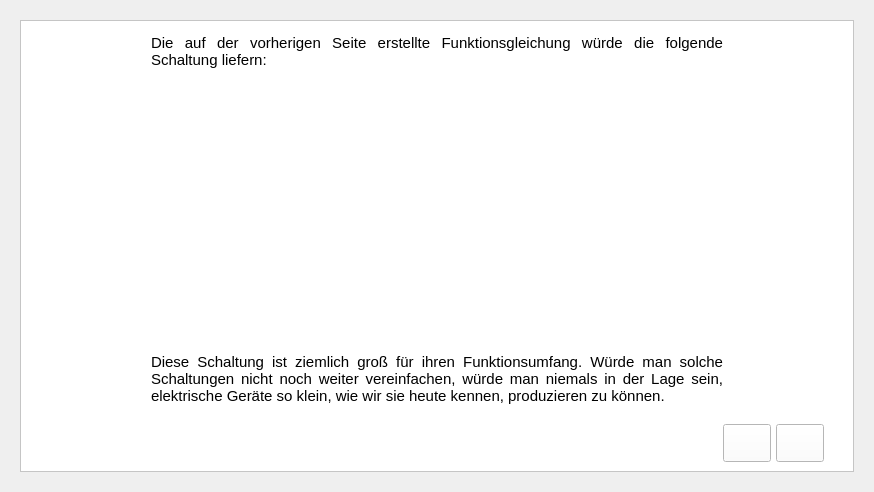
Old version of the form Application/task1page.ui in the repository markus-senger/KV-diagram.
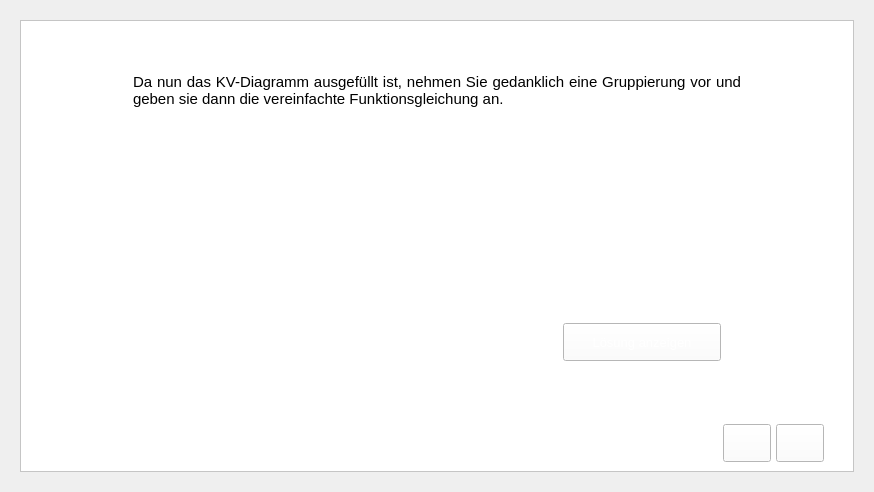
New version of the form. The open tabs and pages were chosen to show the change. Icons and pictures are not drawn. Custom widgets are drawn as their Qt base class.

Commit message: Task 1 / Page 4 completed.

```diff
--- a/Application/task1page.ui
+++ b/Application/task1page.ui
@@ -520,55 +520,43 @@
 &lt;html&gt;&lt;head&gt;&lt;meta name=&quot;qrichtext&quot; content=&quot;1&quot; /&gt;&lt;style type=&quot;text/css&quot;&gt;
 p, li { white-space: pre-wrap; }
 &lt;/style&gt;&lt;/head&gt;&lt;body style=&quot; font-family:'MS Shell Dlg 2'; font-size:8pt; font-weight:400; font-style:normal;&quot;&gt;
-&lt;p align=&quot;justify&quot; style=&quot; margin-top:0px; margin-bottom:0px; margin-left:0px; margin-right:0px; -qt-block-indent:0; text-indent:0px;&quot;&gt;&lt;span style=&quot; font-size:11pt;&quot;&gt;Die auf der vorherigen Seite erstellte Funktionsgleichung würde die folgende Schaltung liefern:&lt;/span&gt;&lt;/p&gt;&lt;/body&gt;&lt;/html&gt;</string>
+&lt;p align=&quot;justify&quot; style=&quot; margin-top:0px; margin-bottom:0px; margin-left:0px; margin-right:0px; -qt-block-indent:0; text-indent:0px;&quot;&gt;&lt;span style=&quot; font-size:11pt;&quot;&gt;Die auf der vorherigen Seite erstellte Funktionsgleichung würde die folgende Schaltung liefern ((¬A ▪ ¬B ▪ ¬C) + (¬A ▪ B ▪ ¬C) + (A ▪ ¬B ▪ C) + (A ▪ B ▪ C)):&lt;/span&gt;&lt;/p&gt;&lt;/body&gt;&lt;/html&gt;</string>
                   </property>
                  </widget>
                 </item>
                </layout>
               </item>
               <item>
-               <spacer name="verticalSpacer_17">
-                <property name="orientation">
-                 <enum>Qt::Vertical</enum>
-                </property>
-                <property name="sizeType">
-                 <enum>QSizePolicy::Fixed</enum>
-                </property>
-                <property name="sizeHint" stdset="0">
-                 <size>
-                  <width>20</width>
-                  <height>10</height>
-                 </size>
-                </property>
-               </spacer>
-              </item>
-              <item>
-               <widget class="QLabel" name="label_7">
-                <property name="sizePolicy">
-                 <sizepolicy hsizetype="Preferred" vsizetype="Fixed">
-                  <horstretch>0</horstretch>
-                  <verstretch>0</verstretch>
-                 </sizepolicy>
-                </property>
-                <property name="minimumSize">
-                 <size>
-                  <width>100</width>
-                  <height>226</height>
-                 </size>
-                </property>
-                <property name="maximumSize">
-                 <size>
-                  <width>16777215</width>
-                  <height>16777215</height>
-                 </size>
-                </property>
-                <property name="styleSheet">
-                 <string notr="true">image: url(:/images/task1_circuit1.png)</string>
-                </property>
-                <property name="text">
-                 <string/>
-                </property>
-               </widget>
+               <layout class="QHBoxLayout" name="horizontalLayout_13">
+                <item>
+                 <widget class="QLabel" name="label_7">
+                  <property name="sizePolicy">
+                   <sizepolicy hsizetype="Preferred" vsizetype="Fixed">
+                    <horstretch>0</horstretch>
+                    <verstretch>0</verstretch>
+                   </sizepolicy>
+                  </property>
+                  <property name="minimumSize">
+                   <size>
+                    <width>100</width>
+                    <height>242</height>
+                   </size>
+                  </property>
+                  <property name="maximumSize">
+                   <size>
+                    <width>16777215</width>
+                    <height>16777215</height>
+                   </size>
+                  </property>
+                  <property name="styleSheet">
+                   <string notr="true">image: url(:/images/task1_circuit1.png)</string>
+                  </property>
+                  <property name="text">
+                   <string/>
+                  </property>
+                 </widget>
+                </item>
+               </layout>
               </item>
               <item>
                <spacer name="verticalSpacer">
@@ -581,7 +569,7 @@
                 <property name="sizeHint" stdset="0">
                  <size>
                   <width>20</width>
-                  <height>10</height>
+                  <height>5</height>
                  </size>
                 </property>
                </spacer>
@@ -1133,6 +1121,430 @@
        </item>
       </layout>
      </widget>
+     <widget class="QWidget" name="page_4">
+      <layout class="QVBoxLayout" name="verticalLayout_6">
+       <item>
+        <widget class="QScrollArea" name="scrollArea_8">
+         <property name="sizePolicy">
+          <sizepolicy hsizetype="Preferred" vsizetype="Expanding">
+           <horstretch>0</horstretch>
+           <verstretch>0</verstretch>
+          </sizepolicy>
+         </property>
+         <property name="minimumSize">
+          <size>
+           <width>0</width>
+           <height>0</height>
+          </size>
+         </property>
+         <property name="styleSheet">
+          <string notr="true">background-color:white;</string>
+         </property>
+         <property name="widgetResizable">
+          <bool>true</bool>
+         </property>
+         <property name="alignment">
+          <set>Qt::AlignLeading|Qt::AlignLeft|Qt::AlignVCenter</set>
+         </property>
+         <widget class="QWidget" name="scrollAreaWidgetContents_8">
+          <property name="geometry">
+           <rect>
+            <x>0</x>
+            <y>0</y>
+            <width>836</width>
+            <height>454</height>
+           </rect>
+          </property>
+          <layout class="QVBoxLayout" name="verticalLayout_33">
+           <item>
+            <widget class="QFrame" name="gridFrame_8">
+             <property name="styleSheet">
+              <string notr="true"/>
+             </property>
+             <layout class="QVBoxLayout" name="verticalLayout_34">
+              <property name="spacing">
+               <number>5</number>
+              </property>
+              <property name="leftMargin">
+               <number>0</number>
+              </property>
+              <property name="topMargin">
+               <number>0</number>
+              </property>
+              <property name="rightMargin">
+               <number>0</number>
+              </property>
+              <property name="bottomMargin">
+               <number>0</number>
+              </property>
+              <item>
+               <spacer name="verticalSpacer_15">
+                <property name="orientation">
+                 <enum>Qt::Vertical</enum>
+                </property>
+                <property name="sizeHint" stdset="0">
+                 <size>
+                  <width>20</width>
+                  <height>40</height>
+                 </size>
+                </property>
+               </spacer>
+              </item>
+              <item>
+               <layout class="QHBoxLayout" name="horizontalLayout_32">
+                <property name="sizeConstraint">
+                 <enum>QLayout::SetNoConstraint</enum>
+                </property>
+                <item>
+                 <widget class="QTextBrowser" name="textBrowser_9">
+                  <property name="sizePolicy">
+                   <sizepolicy hsizetype="Fixed" vsizetype="Fixed">
+                    <horstretch>0</horstretch>
+                    <verstretch>0</verstretch>
+                   </sizepolicy>
+                  </property>
+                  <property name="minimumSize">
+                   <size>
+                    <width>616</width>
+                    <height>46</height>
+                   </size>
+                  </property>
+                  <property name="maximumSize">
+                   <size>
+                    <width>16777215</width>
+                    <height>46</height>
+                   </size>
+                  </property>
+                  <property name="font">
+                   <font>
+                    <pointsize>13</pointsize>
+                   </font>
+                  </property>
+                  <property name="styleSheet">
+                   <string notr="true">color:black; alignment:center;</string>
+                  </property>
+                  <property name="frameShape">
+                   <enum>QFrame::NoFrame</enum>
+                  </property>
+                  <property name="sizeAdjustPolicy">
+                   <enum>QAbstractScrollArea::AdjustIgnored</enum>
+                  </property>
+                  <property name="lineWrapMode">
+                   <enum>QTextEdit::WidgetWidth</enum>
+                  </property>
+                  <property name="html">
+                   <string>&lt;!DOCTYPE HTML PUBLIC &quot;-//W3C//DTD HTML 4.0//EN&quot; &quot;http://www.w3.org/TR/REC-html40/strict.dtd&quot;&gt;
+&lt;html&gt;&lt;head&gt;&lt;meta name=&quot;qrichtext&quot; content=&quot;1&quot; /&gt;&lt;style type=&quot;text/css&quot;&gt;
+p, li { white-space: pre-wrap; }
+&lt;/style&gt;&lt;/head&gt;&lt;body style=&quot; font-family:'MS Shell Dlg 2'; font-size:13pt; font-weight:400; font-style:normal;&quot;&gt;
+&lt;p align=&quot;justify&quot; style=&quot; margin-top:0px; margin-bottom:0px; margin-left:0px; margin-right:0px; -qt-block-indent:0; text-indent:0px;&quot;&gt;&lt;span style=&quot; font-size:11pt;&quot;&gt;Da nun das KV-Diagramm ausgefüllt ist, nehmen Sie gedanklich eine Gruppierung vor und geben sie dann die vereinfachte Funktionsgleichung an.&lt;/span&gt;&lt;/p&gt;&lt;/body&gt;&lt;/html&gt;</string>
+                  </property>
+                 </widget>
+                </item>
+               </layout>
+              </item>
+              <item>
+               <spacer name="verticalSpacer_31">
+                <property name="orientation">
+                 <enum>Qt::Vertical</enum>
+                </property>
+                <property name="sizeHint" stdset="0">
+                 <size>
+                  <width>20</width>
+                  <height>40</height>
+                 </size>
+                </property>
+               </spacer>
+              </item>
+              <item>
+               <layout class="QHBoxLayout" name="horizontalLayout_33">
+                <item>
+                 <spacer name="horizontalSpacer_40">
+                  <property name="orientation">
+                   <enum>Qt::Horizontal</enum>
+                  </property>
+                  <property name="sizeHint" stdset="0">
+                   <size>
+                    <width>40</width>
+                    <height>20</height>
+                   </size>
+                  </property>
+                 </spacer>
+                </item>
+                <item>
+                 <widget class="QLabel" name="label_13">
+                  <property name="minimumSize">
+                   <size>
+                    <width>300</width>
+                    <height>220</height>
+                   </size>
+                  </property>
+                  <property name="styleSheet">
+                   <string notr="true">image: url(:/images/task1_kvdiagram1.png)</string>
+                  </property>
+                  <property name="text">
+                   <string/>
+                  </property>
+                  <property name="scaledContents">
+                   <bool>false</bool>
+                  </property>
+                 </widget>
+                </item>
+                <item>
+                 <spacer name="horizontalSpacer_41">
+                  <property name="orientation">
+                   <enum>Qt::Horizontal</enum>
+                  </property>
+                  <property name="sizeHint" stdset="0">
+                   <size>
+                    <width>40</width>
+                    <height>20</height>
+                   </size>
+                  </property>
+                 </spacer>
+                </item>
+                <item>
+                 <widget class="QFrame" name="verticalFrame_3">
+                  <property name="styleSheet">
+                   <string notr="true"/>
+                  </property>
+                  <layout class="QVBoxLayout" name="verticalLayout_35">
+                   <property name="spacing">
+                    <number>6</number>
+                   </property>
+                   <item>
+                    <widget class="EquationInputField" name="InputField_2" native="true"/>
+                   </item>
+                   <item>
+                    <widget class="QFrame" name="horizontalFrame_6">
+                     <property name="sizePolicy">
+                      <sizepolicy hsizetype="Preferred" vsizetype="Fixed">
+                       <horstretch>0</horstretch>
+                       <verstretch>0</verstretch>
+                      </sizepolicy>
+                     </property>
+                     <layout class="QHBoxLayout" name="horizontalLayout_34">
+                      <property name="spacing">
+                       <number>1</number>
+                      </property>
+                      <item>
+                       <widget class="QPushButton" name="solutionButtonTask1_4">
+                        <property name="sizePolicy">
+                         <sizepolicy hsizetype="Fixed" vsizetype="Fixed">
+                          <horstretch>0</horstretch>
+                          <verstretch>0</verstretch>
+                         </sizepolicy>
+                        </property>
+                        <property name="minimumSize">
+                         <size>
+                          <width>20</width>
+                          <height>5</height>
+                         </size>
+                        </property>
+                        <property name="font">
+                         <font>
+                          <family>Arial</family>
+                          <pointsize>10</pointsize>
+                          <weight>50</weight>
+                          <bold>false</bold>
+                         </font>
+                        </property>
+                        <property name="styleSheet">
+                         <string notr="true">QPushButton
+{
+	color: white;
+	width: 150px;
+	height: 30px;
+   	border-image: url(:/images/buttons/button.png)
+}
+
+QPushButton::hover
+{
+	border-image: url(:/images/buttons/button_hover.png)
+}</string>
+                        </property>
+                        <property name="text">
+                         <string>Lösung anzeigen</string>
+                        </property>
+                       </widget>
+                      </item>
+                     </layout>
+                    </widget>
+                   </item>
+                  </layout>
+                 </widget>
+                </item>
+                <item>
+                 <spacer name="horizontalSpacer_42">
+                  <property name="orientation">
+                   <enum>Qt::Horizontal</enum>
+                  </property>
+                  <property name="sizeHint" stdset="0">
+                   <size>
+                    <width>40</width>
+                    <height>20</height>
+                   </size>
+                  </property>
+                 </spacer>
+                </item>
+               </layout>
+              </item>
+              <item>
+               <spacer name="verticalSpacer_32">
+                <property name="orientation">
+                 <enum>Qt::Vertical</enum>
+                </property>
+                <property name="sizeType">
+                 <enum>QSizePolicy::Expanding</enum>
+                </property>
+                <property name="sizeHint" stdset="0">
+                 <size>
+                  <width>20</width>
+                  <height>5</height>
+                 </size>
+                </property>
+               </spacer>
+              </item>
+              <item>
+               <layout class="QHBoxLayout" name="horizontalLayout_35">
+                <item>
+                 <widget class="QLabel" name="solutionLabelTask1_4">
+                  <property name="sizePolicy">
+                   <sizepolicy hsizetype="Fixed" vsizetype="Fixed">
+                    <horstretch>0</horstretch>
+                    <verstretch>0</verstretch>
+                   </sizepolicy>
+                  </property>
+                  <property name="minimumSize">
+                   <size>
+                    <width>440</width>
+                    <height>30</height>
+                   </size>
+                  </property>
+                  <property name="baseSize">
+                   <size>
+                    <width>0</width>
+                    <height>0</height>
+                   </size>
+                  </property>
+                  <property name="font">
+                   <font>
+                    <family>Arial</family>
+                    <pointsize>13</pointsize>
+                    <weight>75</weight>
+                    <bold>true</bold>
+                   </font>
+                  </property>
+                  <property name="styleSheet">
+                   <string notr="true">color: black;</string>
+                  </property>
+                  <property name="text">
+                   <string/>
+                  </property>
+                  <property name="alignment">
+                   <set>Qt::AlignCenter</set>
+                  </property>
+                 </widget>
+                </item>
+               </layout>
+              </item>
+              <item>
+               <spacer name="verticalSpacer_33">
+                <property name="orientation">
+                 <enum>Qt::Vertical</enum>
+                </property>
+                <property name="sizeHint" stdset="0">
+                 <size>
+                  <width>20</width>
+                  <height>1</height>
+                 </size>
+                </property>
+               </spacer>
+              </item>
+              <item>
+               <layout class="QHBoxLayout" name="horizontalLayout_36">
+                <item>
+                 <spacer name="horizontalSpacer_43">
+                  <property name="orientation">
+                   <enum>Qt::Horizontal</enum>
+                  </property>
+                  <property name="sizeHint" stdset="0">
+                   <size>
+                    <width>40</width>
+                    <height>10</height>
+                   </size>
+                  </property>
+                 </spacer>
+                </item>
+                <item>
+                 <widget class="QPushButton" name="backButtonTask1Page4">
+                  <property name="styleSheet">
+                   <string notr="true">QPushButton
+{
+	color: white;
+	width: 40px;
+	height: 30px;
+   	border-image: url(:/images/buttons/back_button.png)
+}
+
+QPushButton::hover
+{
+	border-image: url(:/images/buttons/back_button_hover.png)
+}</string>
+                  </property>
+                  <property name="text">
+                   <string/>
+                  </property>
+                 </widget>
+                </item>
+                <item>
+                 <widget class="QPushButton" name="continueButtonTask1Page4">
+                  <property name="styleSheet">
+                   <string notr="true">QPushButton
+{
+	color: white;
+	width: 40px;
+	height: 30px;
+   	border-image: url(:/images/buttons/continue_button.png)
+}
+
+QPushButton::hover
+{
+	border-image: url(:/images/buttons/continue_button_hover.png)
+}</string>
+                  </property>
+                  <property name="text">
+                   <string/>
+                  </property>
+                 </widget>
+                </item>
+                <item>
+                 <spacer name="horizontalSpacer_44">
+                  <property name="orientation">
+                   <enum>Qt::Horizontal</enum>
+                  </property>
+                  <property name="sizeType">
+                   <enum>QSizePolicy::Fixed</enum>
+                  </property>
+                  <property name="sizeHint" stdset="0">
+                   <size>
+                    <width>20</width>
+                    <height>20</height>
+                   </size>
+                  </property>
+                 </spacer>
+                </item>
+               </layout>
+              </item>
+             </layout>
+            </widget>
+           </item>
+          </layout>
+         </widget>
+        </widget>
+       </item>
+      </layout>
+     </widget>
     </widget>
    </item>
   </layout>
```
Left out of the diff: 4 changed lines with no effect on the pictures. The commit also changes 8 other files.
